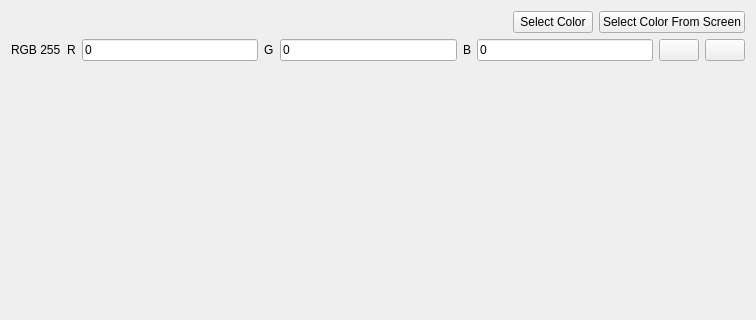
N1vn0vem8er/cutetoolbox, file src/widgets/colorpicker.ui: the form before one commit; both pictures show x 0 to 756 and y 0 to 320 of the 756 by 645 pixel window.
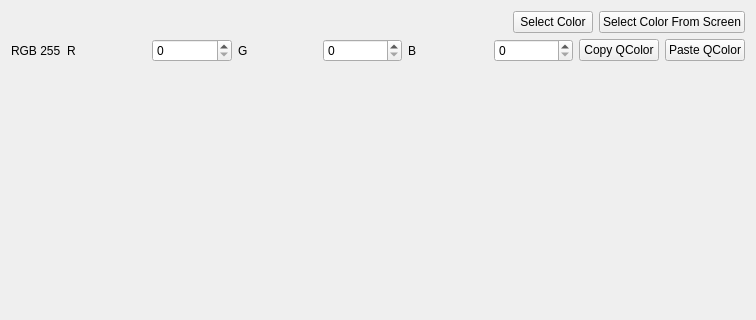
The form after the commit.

Commit message: Added coping and pasting colors as QColor

```diff
--- a/src/widgets/colorpicker.ui
+++ b/src/widgets/colorpicker.ui
@@ -70,11 +70,7 @@
         </widget>
        </item>
        <item>
-        <widget class="QLineEdit" name="redLineEdit">
-         <property name="text">
-          <string>0</string>
-         </property>
-        </widget>
+        <widget class="QSpinBox" name="red255"/>
        </item>
        <item>
         <widget class="QLabel" name="label_3">
@@ -84,11 +80,7 @@
         </widget>
        </item>
        <item>
-        <widget class="QLineEdit" name="greenLineEdit">
-         <property name="text">
-          <string>0</string>
-         </property>
-        </widget>
+        <widget class="QSpinBox" name="green255"/>
        </item>
        <item>
         <widget class="QLabel" name="label_4">
@@ -98,23 +90,19 @@
         </widget>
        </item>
        <item>
-        <widget class="QLineEdit" name="blueLineEdit">
-         <property name="text">
-          <string>0</string>
-         </property>
-        </widget>
+        <widget class="QSpinBox" name="blue255"/>
        </item>
        <item>
         <widget class="QPushButton" name="pushButton_2">
          <property name="text">
-          <string/>
+          <string>Copy QColor</string>
          </property>
         </widget>
        </item>
        <item>
         <widget class="QPushButton" name="pushButton">
          <property name="text">
-          <string/>
+          <string>Paste QColor</string>
          </property>
         </widget>
        </item>
```
Left out of the diff: 4 changed lines with no effect on the pictures. The commit also changes 2 other files.
